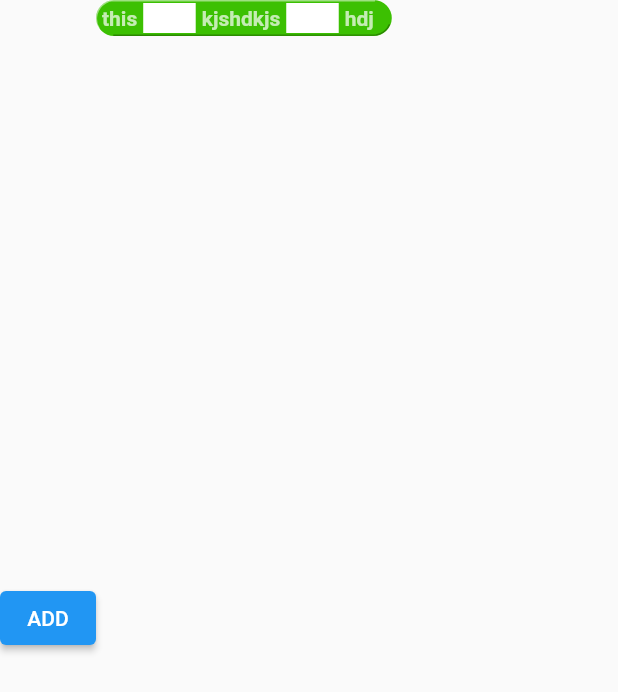
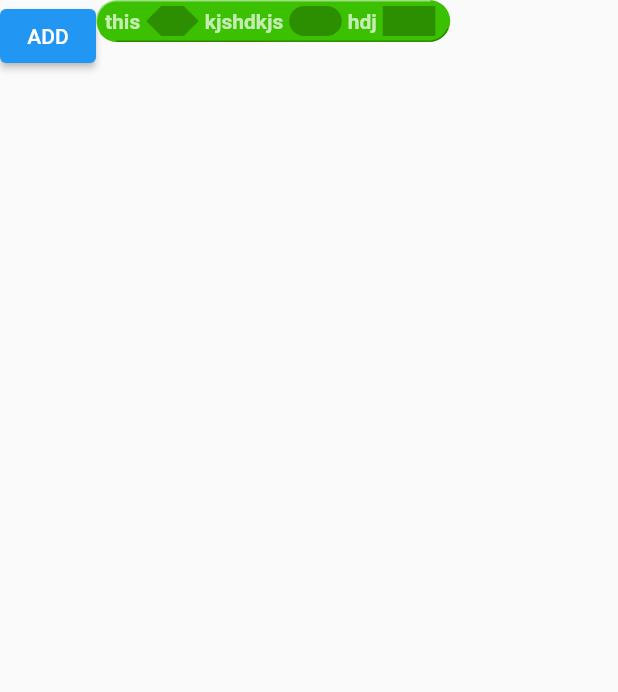
Before and after one commit to Vishnuxx/FlutterBlocks, a Flutter app: the screen it shows after launch, after a tap on "ADD", on a phone screen of 412 x 824 dp. Shown: the top 692 px of the screen. Run offline on Flutter 3.47's test engine with Material 2 defaults, Android fonts, the phone set to English and light mode, and no system bars.

Commit message:
block args update

```diff
--- a/lib/Screens/Editor/logic_editor.dart
+++ b/lib/Screens/Editor/logic_editor.dart
@@ -22,6 +22,8 @@ class LogicEditor extends StatelessWidget {
 
       child: Row(
         children: [
+          Column(
+            children: [
               ElevatedButton(
                   onPressed: () {
                     editorState.editorPane.addBlockToStage(Block(
@@ -30,15 +32,16 @@ class LogicEditor extends StatelessWidget {
                       isDraggable: true,
                       color: Color(0xff3cc002),
                       type: ["f" , "e" , "s" , "b" ,"n" , "m" , "r", "x"][Random().nextInt(8)],
-                  specs: "this % kjshdkjs % hdj ",
+                      specs: "this %b kjshdkjs %n hdj %s ",
 
                       x: 0,
                       y: 0,
-                  subAH: 100,
-                  subBH: 0,
+
                     ));
                   },
                   child: Text("ADD")),
+            ],
+          ),
           Expanded(child: InteractiveViewer(child: editorState.editorPane)),
         ],
       ),
--- a/lib/Widgets/block.dart
+++ b/lib/Widgets/block.dart
@@ -1,4 +1,3 @@
-
 import 'package:flutter/material.dart';
 import 'package:flutter_application_1/Screens/Editor/logic_editor_state.dart';
 import 'package:flutter_application_1/Widgets/block_spec.dart';
@@ -128,8 +127,8 @@ class _BlockState extends State<Block> {
     blockSpecs = BlockSize(
       onChange: (size) {
         setState(() {
-           widget.topH = size.height;
-           widget.width = size.width;
+          widget.topH = size.height;
+          widget.width = size.width;
         });
       },
       child: BlockSpec(
@@ -139,10 +138,8 @@ class _BlockState extends State<Block> {
     );
   }
 
-
   @override
   Widget build(BuildContext context) {
-
     if (widget.isDraggable) {
       return Positioned(
         left: widget.x,
@@ -179,7 +176,6 @@ class _BlockState extends State<Block> {
                       blockSpecs,
                     ],
                   ),
-
                 ],
               ),
             ),
@@ -190,15 +186,16 @@ class _BlockState extends State<Block> {
                   widget.editor.editorPane.addBlockToStage(widget);
                   widget._isVisible = false;
                   widget.width;
-                  if(this.mounted) {
-
-                  }
                 });
               }
+
+              widget.onDragStart;
             },
             onDragUpdate: (details) {
               widget.x = details.globalPosition.dx - offsetX;
               widget.y = details.globalPosition.dy - offsetY;
+
+              widget.onDragMove;
             },
             onDragEnd: (details) {
               setState(() {
@@ -206,6 +203,8 @@ class _BlockState extends State<Block> {
                 widget.x;
                 widget.y;
               });
+
+              widget.onDragEnd;
             },
           ),
         ),
--- a/lib/Widgets/block_args.dart
+++ b/lib/Widgets/block_args.dart
@@ -1,4 +1,5 @@
 import 'package:flutter/material.dart';
+import 'package:flutter_application_1/Widgets/block.dart';
 import 'package:flutter_application_1/Widgets/block_size.dart';
 import 'package:flutter_application_1/Widgets/draw_block.dart';
 
@@ -6,10 +7,34 @@ class BlockArg extends StatelessWidget {
   String? type = "r";
   double? width = 30;
   double? height = 20;
+  Color? color = Colors.black26;
+  Block? _child;
 
-  BlockArg({Key? key, this.type, this.width = 30, this.height = 20}) : super(key: key);
+  BlockArg({Key? key, this.type, this.width = 30, this.height = 20,})
+      : super(key: key);
+
+  void addChild(Block child) {
+    _child = child;
+  }
+
+  Block? getChild() {
+    return _child;
+  }
 
 
+
+  String _argType(String type) {
+    String t = "s";
+    switch (type) {
+      case "b":
+        t = "b";
+        break;
+      case "n":
+        t = "n";
+        break;
+    }
+    return t;
+  }
 
   @override
   Widget build(BuildContext context) {
@@ -20,20 +45,20 @@ class BlockArg extends StatelessWidget {
         child: Container(
           width: width,
           height: height,
-      child: Stack(children: [
+          child: Stack(
+            children: [
               CustomPaint(
                   painter: DrawBlock(
-          blockColor: Colors.white,
-          type: "s" ,
-          width: width! ,
-          topH: height!
+                      blockColor: color!,
+                      type: _argType(type!),
+                      width: width!,
+                      topH: height!)),
+              Container(
+                child: _child,
               )
-        )
-
-      ],),
-    )
-
-  );
+            ],
+          ),
+        ));
 
     return widget;
   }
--- a/lib/Widgets/block_spec.dart
+++ b/lib/Widgets/block_spec.dart
@@ -6,32 +6,42 @@ class BlockSpec extends StatelessWidget {
   List<Widget> params = [];
   BlockSpec({Key? key, this.args}) : super(key: key);
 
-  Widget generateParams() {
+  List<Widget> generateParams() {
     for (String token in args!.split(" ")) {
-      if (token.length > 0 && token[0] == "%") {
-        params.add(BlockArg(height: 20, width:35));
+      if (token.length > 1 && token[0] == "%") {
+        params.add(
+            BlockArg(key: GlobalKey(), type: token[1], height: 20, width: 35));
       } else {
         params.add(Padding(
           padding: const EdgeInsets.all(4.0),
-          child: Text(token , style: TextStyle(color: Colors.white70 , fontWeight: FontWeight.bold , fontSize: 14),),
+          child: Text(
+            token,
+            style: TextStyle(
+                color: Colors.white70,
+                fontWeight: FontWeight.bold,
+                fontSize: 14),
+          ),
         ));
       }
     }
 
-    return Wrap(
-        children: [
-          Center(
-            child: Row(
-              children: params,
-            ),
-          )
-        ],
-
-    );
+    return params;
   }
 
   @override
   Widget build(BuildContext context) {
-    return generateParams();
+    return Padding(
+      padding: const EdgeInsets.all(2.0),
+      child: Wrap(
+        children: [
+          Center(
+            child: Row(
+              children: generateParams(),
+            ),
+          )
+        ],
+      ),
+    );
+    ;
   }
 }
```
Lines whose indentation alone changed are shown as unchanged.
